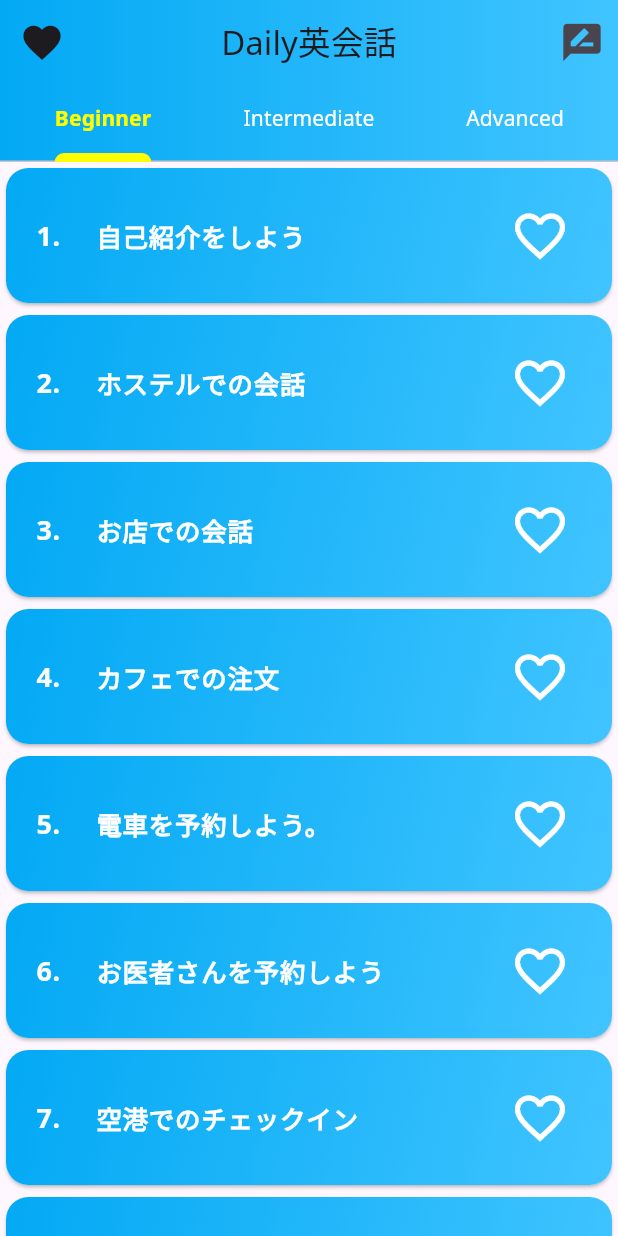
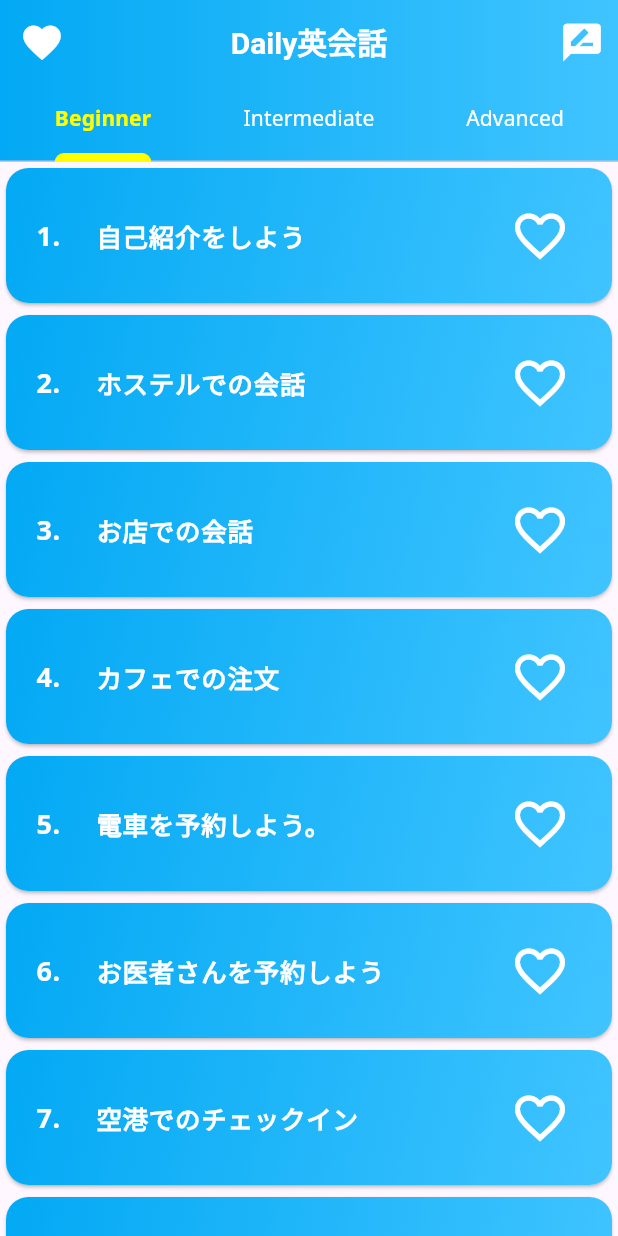
Before and after one commit to nannantown/kaiwa, a Flutter app: the screen it shows after launch, on a phone screen of 412 x 824 dp. Run offline on Flutter 3.47's test engine with Material 3 defaults, Android fonts, the light colour scheme and no system bars; our stand-ins replace audioplayers, shared_preferences; missing offline and left inert: in_app_review.

Commit message:
change appbar color

```diff
--- a/lib/main.dart
+++ b/lib/main.dart
@@ -39,6 +39,15 @@
       theme: ThemeData(
         fontFamily: 'NotoSans',
         primarySwatch: Colors.blue,
+        appBarTheme: const AppBarTheme(
+          titleTextStyle: TextStyle(
+            color: Colors.white,
+            fontSize: 20,
+            fontWeight: FontWeight.bold,
+          ),
+          iconTheme: IconThemeData(color: Colors.white),
+          actionsIconTheme: IconThemeData(color: Colors.white),
+        ),
       ),
       routes: {
         '/': (context) => CoursesScreen(),
--- a/lib/screens/sentences_screen.dart
+++ b/lib/screens/sentences_screen.dart
@@ -60,6 +60,9 @@
                   return Text(
                     page.currentPage.toString() + "/10",
                     textAlign: TextAlign.center,
+                    style: TextStyle(
+                      color: Colors.white,
+                    ),
                   );
                 }),
               ),
@@ -90,6 +93,8 @@
                   Consumer<TextVisibility>(builder: (context, change, _) {
                     return Expanded(
                       child: CupertinoSegmentedControl(
+                        borderColor: Colors.lightBlue,
+                        selectedColor: Colors.lightBlue,
                         children: {
                           "1": Padding(
                             padding: EdgeInsets.symmetric(vertical: 10),
@@ -105,7 +110,6 @@
                           ),
                         },
                         groupValue: number,
-                        selectedColor: Colors.lightBlue,
                         unselectedColor: Colors.white,
                         onValueChanged: (value) {
                           if (value == "1") {
```
